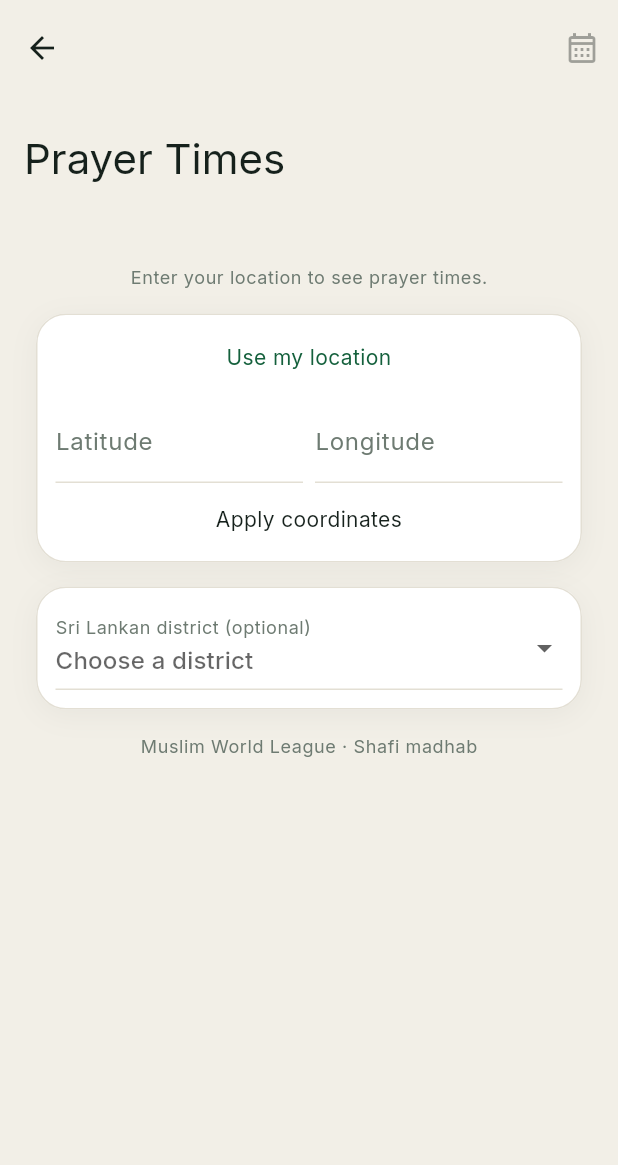
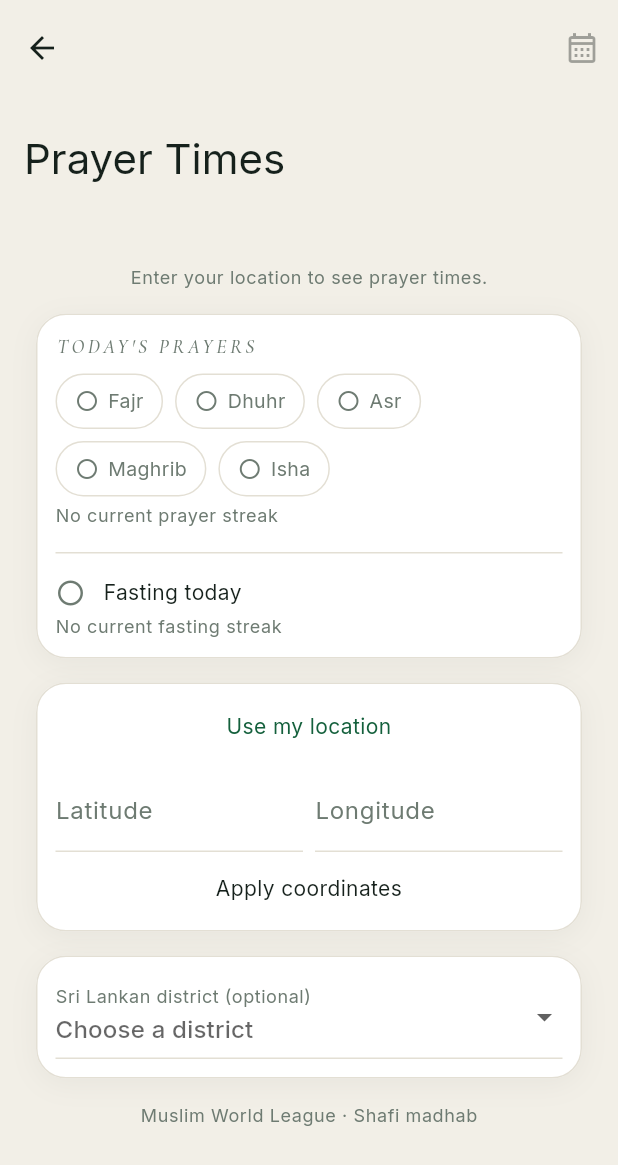
Before and after one commit to ajmalkhan6233-eng/noor_app, a Flutter app: the _PrayerTimesView screen opened directly, on a phone screen of 412 x 824 dp. Shown: the top 1165 px of the screen. Run offline on Flutter 3.47's test engine with Material 3 defaults, Android fonts, the phone set to English and light mode, and no system bars; our stand-ins replace adhan, equatable, flutter_bloc, flutter_compass, flutter_local_notifications, flutter_secure_storage and 4 more; accounts and stored records are empty.

Commit message:
Add offline prayer/fasting tracker with streaks
A simple local log on the Prayer Times screen: tap to mark each of
today's five prayers done, tap to mark today's fast, with a running
streak shown for each. Entirely local — two new tables
(prayer_completions, fasting_days) in the existing encrypted DatabaseHelper,
no network, no account, no sync.

UI goes through PrayerTrackerCard -> PrayerTrackerCubit ->
PrayerTrackerRepository, same layering as every other feature; nothing
outside the repository touches SQL. Streaks are computed on read (walk
backwards day-by-day until a day breaks the chain) rather than stored,
so they can never drift out of sync with the underlying log.

Bumps the DB schema version 1 -> 2 with an onUpgrade path, since
several APKs already shipped today against a version-1 database that
predates these tables.

```diff
--- a/lib/core/database/database_helper.dart
+++ b/lib/core/database/database_helper.dart
@@ -11,6 +11,7 @@ import 'package:sqflite_sqlcipher/sqflite.dart';
 import '../security/secure_passphrase_service.dart';
 import 'schema/azkar_schema.dart';
 import 'schema/pilgrimage_schema.dart';
+import 'schema/prayer_tracker_schema.dart';
 import 'schema/quran_schema.dart';
 import 'schema/settings_schema.dart';
 import 'schema/tasbih_schema.dart';
@@ -39,7 +40,7 @@ class DatabaseHelper {
   final SecurePassphraseService _passphraseService;
 
   static const String _dbName = 'noor.db';
-  static const int _dbVersion = 1;
+  static const int _dbVersion = 2;
 
   Database? _database;
 
@@ -62,6 +63,7 @@ class DatabaseHelper {
       version: _dbVersion,
       password: passphrase,
       onCreate: _onCreate,
+      onUpgrade: _onUpgrade,
     );
   }
 
@@ -73,11 +75,23 @@ class DatabaseHelper {
       ...quranCreateStatements,
       ...widgetPositionCreateStatements,
       ...pilgrimageCreateStatements,
+      ...prayerTrackerCreateStatements,
     ]) {
       await db.execute(statement);
     }
     for (final statement in azkarSeedStatements) {
       await db.execute(statement);
+    }
+  }
+
+  /// Installs that already created a version-1 database are missing the
+  /// prayer/fasting tracker tables added in version 2 — `IF NOT EXISTS`
+  /// makes this safe to run even if a future statement set overlaps.
+  Future<void> _onUpgrade(Database db, int oldVersion, int newVersion) async {
+    if (oldVersion < 2) {
+      for (final statement in prayerTrackerCreateStatements) {
+        await db.execute(statement);
+      }
     }
   }
 
--- /dev/null
+++ b/lib/core/database/schema/prayer_tracker_schema.dart
@@ -0,0 +1,16 @@
+// Bismillahir Rahmanir Raheem — watermark: ALLAH
+
+const List<String> prayerTrackerCreateStatements = [
+  '''
+  CREATE TABLE IF NOT EXISTS prayer_completions (
+    date TEXT NOT NULL,
+    prayer TEXT NOT NULL,
+    PRIMARY KEY (date, prayer)
+  )
+  ''',
+  '''
+  CREATE TABLE IF NOT EXISTS fasting_days (
+    date TEXT PRIMARY KEY
+  )
+  ''',
+];
--- a/lib/features/prayer_times/presentation/prayer_times_screen.dart
+++ b/lib/features/prayer_times/presentation/prayer_times_screen.dart
@@ -7,6 +7,7 @@ import '../../../core/constants/app_typography.dart';
 import '../../../core/presentation/motion/staggered_fade_in.dart';
 import '../../../core/presentation/widgets/collapsing_scaffold.dart';
 import '../../../l10n/generated/app_localizations.dart';
+import '../../prayer_tracker/presentation/widgets/prayer_tracker_card.dart';
 import '../../settings/logic/settings_cubit/settings_cubit.dart';
 import '../data/prayer_settings.dart';
 import '../data/prayer_times_result.dart';
@@ -80,6 +81,8 @@ class _PrayerTimesView extends StatelessWidget {
                 children: [
                   _buildResult(context, state),
                   const SizedBox(height: 16),
+                  const PrayerTrackerCard(),
+                  const SizedBox(height: 16),
                   const LocationSelector(),
                   const SizedBox(height: 16),
                   const PrayerDistrictField(),
--- /dev/null
+++ b/lib/features/prayer_tracker/data/prayer_tracker_repository.dart
@@ -0,0 +1,99 @@
+// Bismillahir Rahmanir Raheem — watermark: ALLAH
+//
+// Only this file may touch SQL for the prayer/fasting tracker. Dates
+// are stored as plain "YYYY-MM-DD" keys (no time component) since a
+// prayer or fast is completed for a calendar day, not an instant.
+
+import '../../../core/database/database_helper.dart';
+
+/// The five daily prayers, in their canonical order.
+const List<String> trackedPrayers = ['Fajr', 'Dhuhr', 'Asr', 'Maghrib', 'Isha'];
+
+class PrayerTrackerRepository {
+  PrayerTrackerRepository({DatabaseHelper? databaseHelper})
+    : _dbHelper = databaseHelper ?? DatabaseHelper.instance;
+
+  final DatabaseHelper _dbHelper;
+
+  Future<void> setPrayerCompleted(
+    DateTime date,
+    String prayer, {
+    required bool completed,
+  }) async {
+    final db = await _dbHelper.database;
+    final key = _dateKey(date);
+    if (completed) {
+      await db.insert('prayer_completions', {'date': key, 'prayer': prayer});
+    } else {
+      await db.delete(
+        'prayer_completions',
+        where: 'date = ? AND prayer = ?',
+        whereArgs: [key, prayer],
+      );
+    }
+  }
+
+  Future<Set<String>> completedPrayersOn(DateTime date) async {
+    final db = await _dbHelper.database;
+    final rows = await db.query(
+      'prayer_completions',
+      where: 'date = ?',
+      whereArgs: [_dateKey(date)],
+    );
+    return rows.map((row) => row['prayer']! as String).toSet();
+  }
+
+  Future<void> setFastingDay(DateTime date, {required bool fasted}) async {
+    final db = await _dbHelper.database;
+    final key = _dateKey(date);
+    if (fasted) {
+      await db.insert('fasting_days', {'date': key});
+    } else {
+      await db.delete('fasting_days', where: 'date = ?', whereArgs: [key]);
+    }
+  }
+
+  Future<bool> isFastingDay(DateTime date) async {
+    final db = await _dbHelper.database;
+    final rows = await db.query(
+      'fasting_days',
+      where: 'date = ?',
+      whereArgs: [_dateKey(date)],
+      limit: 1,
+    );
+    return rows.isNotEmpty;
+  }
+
+  /// Consecutive days up to and including [date] with all five prayers
+  /// completed, walking backwards day by day until one breaks the chain.
+  Future<int> currentPrayerStreak(DateTime date) async {
+    var streak = 0;
+    var day = date;
+    while (true) {
+      final completed = await completedPrayersOn(day);
+      if (!trackedPrayers.every(completed.contains)) break;
+      streak++;
+      day = day.subtract(const Duration(days: 1));
+    }
+    return streak;
+  }
+
+  /// Consecutive fasted days up to and including [date].
+  Future<int> currentFastingStreak(DateTime date) async {
+    var streak = 0;
+    var day = date;
+    while (true) {
+      if (!await isFastingDay(day)) break;
+      streak++;
+      day = day.subtract(const Duration(days: 1));
+    }
+    return streak;
+  }
+
+  static String _dateKey(DateTime date) {
+    final y = date.year.toString().padLeft(4, '0');
+    final m = date.month.toString().padLeft(2, '0');
+    final d = date.day.toString().padLeft(2, '0');
+    return '$y-$m-$d';
+  }
+}
--- /dev/null
+++ b/lib/features/prayer_tracker/logic/prayer_tracker_cubit/prayer_tracker_cubit.dart
@@ -0,0 +1,47 @@
+// Bismillahir Rahmanir Raheem — watermark: ALLAH
+//
+// UI never touches PrayerTrackerRepository directly — every read/write
+// goes through here, same as every other feature's cubit.
+
+import 'package:flutter_bloc/flutter_bloc.dart';
+
+import '../../data/prayer_tracker_repository.dart';
+import 'prayer_tracker_state.dart';
+
+class PrayerTrackerCubit extends Cubit<PrayerTrackerState> {
+  PrayerTrackerCubit({PrayerTrackerRepository? repository})
+    : _repository = repository ?? PrayerTrackerRepository(),
+      super(const PrayerTrackerState());
+
+  final PrayerTrackerRepository _repository;
+
+  Future<void> load() async {
+    final today = DateTime.now();
+    final completed = await _repository.completedPrayersOn(today);
+    final fasting = await _repository.isFastingDay(today);
+    final prayerStreak = await _repository.currentPrayerStreak(today);
+    final fastingStreak = await _repository.currentFastingStreak(today);
+    emit(
+      state.copyWith(
+        completedPrayers: completed,
+        fastingToday: fasting,
+        prayerStreak: prayerStreak,
+        fastingStreak: fastingStreak,
+      ),
+    );
+  }
+
+  Future<void> togglePrayer(String prayer) async {
+    final today = DateTime.now();
+    final nowCompleted = !state.completedPrayers.contains(prayer);
+    await _repository.setPrayerCompleted(today, prayer, completed: nowCompleted);
+    await load();
+  }
+
+  Future<void> toggleFasting() async {
+    final today = DateTime.now();
+    final nowFasting = !state.fastingToday;
+    await _repository.setFastingDay(today, fasted: nowFasting);
+    await load();
+  }
+}
--- /dev/null
+++ b/lib/features/prayer_tracker/logic/prayer_tracker_cubit/prayer_tracker_state.dart
@@ -0,0 +1,39 @@
+// Bismillahir Rahmanir Raheem — watermark: ALLAH
+
+import 'package:equatable/equatable.dart';
+
+class PrayerTrackerState extends Equatable {
+  const PrayerTrackerState({
+    this.completedPrayers = const {},
+    this.fastingToday = false,
+    this.prayerStreak = 0,
+    this.fastingStreak = 0,
+  });
+
+  final Set<String> completedPrayers;
+  final bool fastingToday;
+  final int prayerStreak;
+  final int fastingStreak;
+
+  PrayerTrackerState copyWith({
+    Set<String>? completedPrayers,
+    bool? fastingToday,
+    int? prayerStreak,
+    int? fastingStreak,
+  }) {
+    return PrayerTrackerState(
+      completedPrayers: completedPrayers ?? this.completedPrayers,
+      fastingToday: fastingToday ?? this.fastingToday,
+      prayerStreak: prayerStreak ?? this.prayerStreak,
+      fastingStreak: fastingStreak ?? this.fastingStreak,
+    );
+  }
+
+  @override
+  List<Object?> get props => [
+    completedPrayers,
+    fastingToday,
+    prayerStreak,
+    fastingStreak,
+  ];
+}
--- /dev/null
+++ b/lib/features/prayer_tracker/presentation/widgets/prayer_tracker_card.dart
@@ -0,0 +1,145 @@
+// Bismillahir Rahmanir Raheem — watermark: ALLAH
+//
+// A simple offline log: mark each of today's five prayers done, and
+// today's fast if observed, with a running streak shown for each.
+// Everything here is local-only — no account, no sync.
+
+import 'package:flutter/material.dart';
+import 'package:flutter_bloc/flutter_bloc.dart';
+
+import '../../../../core/constants/app_colors.dart';
+import '../../../../core/constants/app_typography.dart';
+import '../../../../core/presentation/widgets/app_card.dart';
+import '../../../../core/presentation/widgets/section_header.dart';
+import '../../../../core/utils/semantics_helpers.dart';
+import '../../data/prayer_tracker_repository.dart';
+import '../../logic/prayer_tracker_cubit/prayer_tracker_cubit.dart';
+import '../../logic/prayer_tracker_cubit/prayer_tracker_state.dart';
+
+class PrayerTrackerCard extends StatelessWidget {
+  const PrayerTrackerCard({super.key});
+
+  @override
+  Widget build(BuildContext context) {
+    return BlocProvider(
+      create: (_) => PrayerTrackerCubit()..load(),
+      child: const _PrayerTrackerCardView(),
+    );
+  }
+}
+
+class _PrayerTrackerCardView extends StatelessWidget {
+  const _PrayerTrackerCardView();
+
+  @override
+  Widget build(BuildContext context) {
+    return BlocBuilder<PrayerTrackerCubit, PrayerTrackerState>(
+      builder: (context, state) {
+        final cubit = context.read<PrayerTrackerCubit>();
+        return AppCard(
+          child: Column(
+            crossAxisAlignment: CrossAxisAlignment.start,
+            children: [
+              const SectionHeader("Today's prayers"),
+              Wrap(
+                spacing: 8,
+                runSpacing: 8,
+                children: [
+                  for (final prayer in trackedPrayers)
+                    _PrayerChip(
+                      label: prayer,
+                      done: state.completedPrayers.contains(prayer),
+                      onTap: () => cubit.togglePrayer(prayer),
+                    ),
+                ],
+              ),
+              const SizedBox(height: 4),
+              Text(
+                state.prayerStreak == 0
+                    ? 'No current prayer streak'
+                    : 'Prayer streak: ${state.prayerStreak} day${state.prayerStreak == 1 ? '' : 's'}',
+                style: AppTypography.caption,
+              ),
+              const SizedBox(height: 16),
+              const Divider(color: AppColors.hairline, height: 1),
+              const SizedBox(height: 16),
+              SemanticButton(
+                label: 'Fasting today',
+                hint: state.fastingToday
+                    ? 'Double tap to unmark today as fasted'
+                    : 'Double tap to mark today as fasted',
+                onTap: cubit.toggleFasting,
+                child: Row(
+                  children: [
+                    Icon(
+                      state.fastingToday
+                          ? Icons.check_circle
+                          : Icons.radio_button_unchecked,
+                      color: state.fastingToday
+                          ? AppColors.emerald
+                          : AppColors.sage,
+                      size: 20,
+                    ),
+                    const SizedBox(width: 12),
+                    const Text('Fasting today', style: TextStyle(color: AppColors.ink)),
+                  ],
+                ),
+              ),
+              const SizedBox(height: 4),
+              Text(
+                state.fastingStreak == 0
+                    ? 'No current fasting streak'
+                    : 'Fasting streak: ${state.fastingStreak} day${state.fastingStreak == 1 ? '' : 's'}',
+                style: AppTypography.caption,
+              ),
+            ],
+          ),
+        );
+      },
+    );
+  }
+}
+
+class _PrayerChip extends StatelessWidget {
+  const _PrayerChip({
+    required this.label,
+    required this.done,
+    required this.onTap,
+  });
+
+  final String label;
+  final bool done;
+  final VoidCallback onTap;
+
+  @override
+  Widget build(BuildContext context) {
+    return SemanticButton(
+      label: label,
+      hint: done ? 'Double tap to unmark $label' : 'Double tap to mark $label done',
+      onTap: onTap,
+      child: Container(
+        padding: const EdgeInsets.symmetric(horizontal: 12, vertical: 8),
+        decoration: BoxDecoration(
+          color: done ? AppColors.card : Colors.transparent,
+          borderRadius: BorderRadius.circular(20),
+          border: Border.all(color: done ? AppColors.emerald : AppColors.hairline),
+        ),
+        child: Row(
+          mainAxisSize: MainAxisSize.min,
+          children: [
+            Icon(
+              done ? Icons.check_circle : Icons.radio_button_unchecked,
+              size: 16,
+              color: done ? AppColors.emerald : AppColors.sage,
+            ),
+            const SizedBox(width: 6),
+            Text(
+              label,
+              style: TextStyle(color: done ? AppColors.emerald : AppColors.sage, fontSize: 13),
+            ),
+          ],
+        ),
+      ),
+    );
+  }
+}
```
Also changed, not shown: 1 other file.
